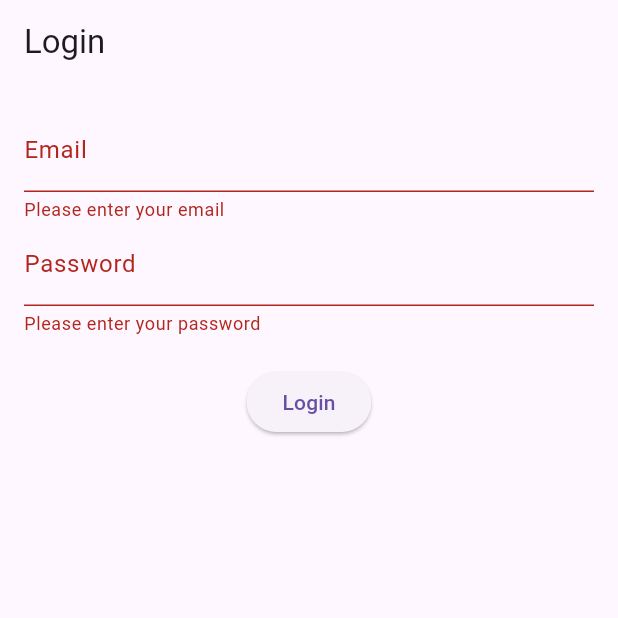
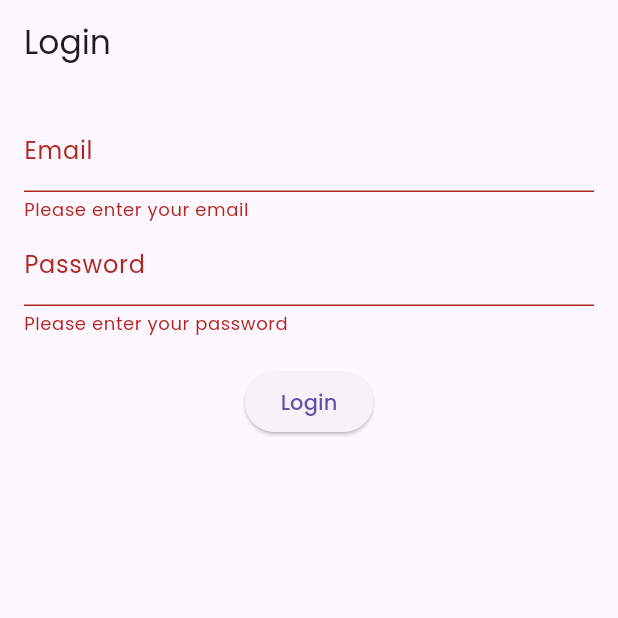
Before and after one commit to receipe-app/receipe-app, a Flutter app: the screen it shows after launch, after a tap on "Login", on a phone screen of 412 x 824 dp, the top half of it. Run offline on Flutter 3.47's test engine with Material 3 defaults, Android fonts, the phone set to English and light mode, and no system bars; our stand-ins replace bloc, dio, flutter_bloc, freezed_annotation, google_fonts, shared_preferences.

Commit message:
auth has been edited

```diff
--- a/lib/data/model/user_model.dart
+++ b/lib/data/model/user_model.dart
@@ -8,10 +8,12 @@ class UserModel with _$UserModel {
   factory UserModel({
     required String id,
     required String uid,
+    required String imageUrl,
     required String email,
     required List<String> savedRecipesId,
     required List<String> likedRecipesId,
   }) = _UserModel;
 
-  factory UserModel.fromJson(Map<String, dynamic> json) => _$UserModelFromJson(json);
+  factory UserModel.fromJson(Map<String, dynamic> json) =>
+      _$UserModelFromJson(json);
 }
--- a/lib/logic/bloc/auth/auth_bloc.dart
+++ b/lib/logic/bloc/auth/auth_bloc.dart
@@ -1,5 +1,3 @@
-import 'dart:developer';
-
 import 'package:authentication_repository/authentication_repository.dart';
 import 'package:bloc/bloc.dart';
 import 'package:flutter_bloc/flutter_bloc.dart';
--- a/lib/main.dart
+++ b/lib/main.dart
@@ -1,5 +1,6 @@
 import 'package:flutter/material.dart';
 import 'package:flutter_bloc/flutter_bloc.dart';
+import 'package:google_fonts/google_fonts.dart';
 import 'package:receipe_app/logic/bloc/auth/auth_bloc.dart';
 import 'package:receipe_app/ui/screens/auth/login_screen.dart';
 import 'package:receipe_app/ui/screens/home/home_screen.dart';
@@ -13,16 +14,21 @@ void main() {
     BlocProvider(
       create: (context) => AuthBloc(authRepository: authenticationRepository),
     )
-  ], child: MyApp()));
+  ], child: const MyApp()));
 }
 
 class MyApp extends StatelessWidget {
+  const MyApp({super.key});
+
   @override
   Widget build(BuildContext context) {
     return MaterialApp(
       debugShowCheckedModeBanner: false,
       title: 'Authentication Bloc',
-      theme: ThemeData(primarySwatch: Colors.blue),
+      theme: ThemeData(
+        primarySwatch: Colors.blue,
+        textTheme: GoogleFonts.poppinsTextTheme(Theme.of(context).textTheme),
+      ),
       home: BlocConsumer<AuthBloc, AuthState>(
         bloc: context.read<AuthBloc>()..add(const CheckTokenExpiryEvent()),
         listener: (context, state) {
@@ -30,7 +36,7 @@ class MyApp extends StatelessWidget {
             showDialog(
               context: context,
               barrierDismissible: false,
-              builder: (context) => Center(
+              builder: (context) => const Center(
                 child: CircularProgressIndicator(),
               ),
             );
@@ -41,8 +47,6 @@ class MyApp extends StatelessWidget {
           }
         },
         builder: (context, state) {
-          print(state.error);
-          print(state);
           if (state.authStatus == AuthStatus.authenticated) {
             return const HomeScreen();
           } else if (state.authStatus == AuthStatus.unauthenticated) {
--- a/lib/ui/screens/auth/sign_up_screen.dart
+++ b/lib/ui/screens/auth/sign_up_screen.dart
@@ -27,7 +27,7 @@ class _RegisterScreenState extends State<RegisterScreen> {
         ));
       } else {
         ScaffoldMessenger.of(context).showSnackBar(
-          const SnackBar(content: const Text('Passwords do not match')),
+          const SnackBar(content:  Text('Passwords do not match')),
         );
       }
     }
--- a/lib/ui/screens/home/home_screen.dart
+++ b/lib/ui/screens/home/home_screen.dart
@@ -12,12 +12,12 @@ class HomeScreen extends StatelessWidget {
         actions: [
           IconButton(
               onPressed: () {
-                context.read<AuthBloc>().add(AuthEvent.logout());
+                context.read<AuthBloc>().add(const AuthEvent.logout());
               },
-              icon: Icon(Icons.logout))
+              icon: const Icon(Icons.logout))
         ],
       ),
-      body: Center(
+      body: const Center(
         child: Text('Home'),
       ),
     );
--- a/pubspec.yaml
+++ b/pubspec.yaml
@@ -46,6 +46,7 @@ dependencies:
   freezed_annotation: ^2.2.0
   dio: ^5.6.0
   provider: ^6.1.2
+  google_fonts: ^6.2.1
 
 dev_dependencies:
   flutter_test:
```
Also changed, not shown: lib/data/model/user_model.freezed.dart, lib/data/model/user_model.g.dart, pubspec.lock.
